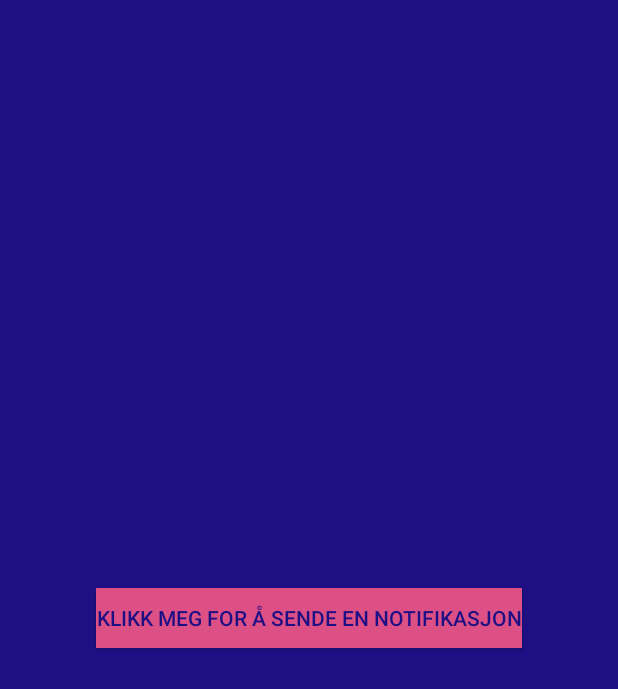
After one commit to hhalse/techday2018-public, an Android app: the TaskNotifications screen opened directly, with no data from a screen before it, on a phone screen of 412 x 824 dp. The commit adds this screen. Shown: the top 689 px of the screen. Run offline under Robolectric (Android 15) with nearby library versions, the phone set to English and light mode, and no system bars.

Commit message:
Notification task

```diff
--- a/app/src/main/AndroidManifest.xml
+++ b/app/src/main/AndroidManifest.xml
@@ -18,6 +18,7 @@
         </activity>
         <activity android:name=".task1.Task1"></activity>
         <activity android:name=".task2databinding.Task2DataBinding"></activity>
+        <activity android:name=".taskNotifications.TaskNotifications"></activity>
     </application>
 
 </manifest>
--- a/app/src/main/java/no/finn/techday2018/MainActivity.kt
+++ b/app/src/main/java/no/finn/techday2018/MainActivity.kt
@@ -6,6 +6,7 @@ import androidx.recyclerview.widget.LinearLayoutManager
 import kotlinx.android.synthetic.main.activity_main.*
 import no.finn.techday2018.task1.Task1
 import no.finn.techday2018.task2databinding.Task2DataBinding
+import no.finn.techday2018.taskNotifications.TaskNotifications
 
 class MainActivity : AppCompatActivity() {
 
@@ -16,7 +17,8 @@ class MainActivity : AppCompatActivity() {
         val taskListAdapter = TaskListAdapter()
         taskListAdapter.items = listOf(
             TaskListItem(Task1::class.java, "Hello, world!", R.drawable.hello_world),
-            TaskListItem(Task2DataBinding::class.java, "Data binding", R.drawable.hello_world)
+            TaskListItem(Task2DataBinding::class.java, "Data binding", R.drawable.hello_world),
+            TaskListItem(TaskNotifications::class.java, "Notifications", R.drawable.hello_world)
         )
         taskList.adapter = taskListAdapter
         taskList.layoutManager = LinearLayoutManager(this)
--- a/app/src/main/java/no/finn/techday2018/task2databinding/Task2DataBinding.kt
+++ b/app/src/main/java/no/finn/techday2018/task2databinding/Task2DataBinding.kt
@@ -21,7 +21,6 @@ class Task2DataBinding : AppCompatActivity() {
 
         //See if you can change the color of the background when clicking the button
         //And if possible use animation when changing color
-
 
         button.setOnClickListener { button ->
             val newColorPair = getNewColors()
--- /dev/null
+++ b/app/src/main/java/no/finn/techday2018/taskNotifications/TaskNotifications.kt
@@ -0,0 +1,84 @@
+package no.finn.techday2018.taskNotifications
+
+import android.app.NotificationChannel
+import android.app.NotificationManager
+import android.content.Context
+import android.os.Build
+import android.os.Bundle
+import androidx.appcompat.app.AppCompatActivity
+import androidx.core.app.NotificationCompat
+import androidx.core.app.NotificationManagerCompat
+import kotlinx.android.synthetic.main.activity_task_notifications.*
+import no.finn.techday2018.R
+import kotlin.math.roundToInt
+
+class TaskNotifications: AppCompatActivity() {
+
+    private val notificationChannelId: String = "CHANNEL_ID_X"
+
+    override fun onCreate(savedInstanceState: Bundle?) {
+        super.onCreate(savedInstanceState)
+        setContentView(R.layout.activity_task_notifications)
+        createNotificationChannel()
+        initListeners()
+    }
+
+    private fun initListeners() {
+        button.setOnClickListener { button ->
+            createNotification()
+        }
+    }
+
+    private fun createNotification() {
+        // https://developer.android.com/training/notify-user/build-notification
+
+        //Change icon to a snowy one
+        var mBuilder = NotificationCompat.Builder(this, notificationChannelId)
+            .setSmallIcon(R.drawable.notification_icon_background)
+            .setContentTitle("Tech Day")
+            .setContentText("Change the icon to a snowy one and add jingle bell lyrics")
+            .setStyle(NotificationCompat.BigTextStyle()
+                .bigText("Jingle bells, jingle bells\n" +
+                        "Jingle all the way,\n" +
+                        "Oh what fun it is to ride\n" +
+                        "In a one-horse open sleigh, \n" +
+                        "Jingle bells, jingle bells\n" +
+                        "Jingle all the way,\n" +
+                        "Oh what fun it is to ride\n" +
+                        "In a one-horse open sleigh.\n" +
+                        "Dashing through the snow\n" +
+                        "In a one-horse open sleigh\n" +
+                        "Through the fields we go\n" +
+                        "Laughing all the way.\n" +
+                        "Bells on bob-tail ring\n" +
+                        "Making spirits bright\n" +
+                        "What fun it is to ride and sing\n" +
+                        "A sleighing song tonight.")
+            )
+            .setPriority(NotificationCompat.PRIORITY_DEFAULT)
+
+        //Try changing style to BigText
+
+        with(NotificationManagerCompat.from(this)) {
+            // notificationId is a unique int for each notification that you must define
+            notify((Math.random() * 1000).roundToInt(), mBuilder.build())
+        }
+    }
+
+    private fun createNotificationChannel() {
+        // Create the NotificationChannel, but only on API 26+ because
+        // the NotificationChannel class is new and not in the support library
+        if (Build.VERSION.SDK_INT >= Build.VERSION_CODES.O) {
+            val name = notificationChannelId
+            val descriptionText = "Describe the channel"
+            val importance = NotificationManager.IMPORTANCE_DEFAULT
+            val channel = NotificationChannel(notificationChannelId, name, importance).apply {
+                description = descriptionText
+            }
+            // Register the channel with the system
+            val notificationManager: NotificationManager =
+                getSystemService(Context.NOTIFICATION_SERVICE) as NotificationManager
+            notificationManager.createNotificationChannel(channel)
+        }
+    }
+}
--- a/app/src/main/res/layout/activity_task2_databinding.xml
+++ b/app/src/main/res/layout/activity_task2_databinding.xml
@@ -7,7 +7,9 @@
         android:layout_width="match_parent"
         android:layout_height="match_parent"
         android:background="@color/colorPrimaryDark"
-        tools:context=".task1.Task1">
+        tools:context=".task2databinding.Task2DataBinding"
+        android:padding="20dp"
+>
 
     <TextView
             android:id="@+id/textView"
@@ -39,7 +41,6 @@
             app:layout_constraintLeft_toLeftOf="parent"
             app:layout_constraintRight_toRightOf="parent"
             android:text="Klikk meg for å endre bakgrunn"
-
     />
 
 </androidx.constraintlayout.widget.ConstraintLayout>
--- /dev/null
+++ b/app/src/main/res/layout/activity_task_notifications.xml
@@ -0,0 +1,25 @@
+<?xml version="1.0" encoding="utf-8"?>
+<androidx.constraintlayout.widget.ConstraintLayout
+        android:id="@+id/containerView"
+        xmlns:android="http://schemas.android.com/apk/res/android"
+        xmlns:app="http://schemas.android.com/apk/res-auto"
+        xmlns:tools="http://schemas.android.com/tools"
+        android:layout_width="match_parent"
+        android:layout_height="match_parent"
+        android:background="@color/colorPrimaryDark"
+        tools:context=".taskNotifications.TaskNotifications">
+
+    <Button
+            android:id="@+id/button"
+            android:layout_width="wrap_content"
+            android:layout_height="40dp"
+            app:layout_constraintTop_toTopOf="parent"
+            app:layout_constraintBottom_toBottomOf="parent"
+            app:layout_constraintLeft_toLeftOf="parent"
+            app:layout_constraintRight_toRightOf="parent"
+            android:background="@color/colorAccent"
+            android:textColor="@color/colorPrimaryDark"
+            android:text="Klikk meg for å sende en notifikasjon"
+    />
+
+</androidx.constraintlayout.widget.ConstraintLayout>
```
Also changed, not shown: app/src/main/res/drawable-hdpi/ic_snow.png (added), app/src/main/res/drawable-mdpi/ic_snow.png (added), app/src/main/res/drawable-xhdpi/ic_snow.png (added), app/src/main/res/drawable-xxhdpi/ic_snow.png (added), app/src/main/res/drawable-xxxhdpi/ic_snow.png (added).
